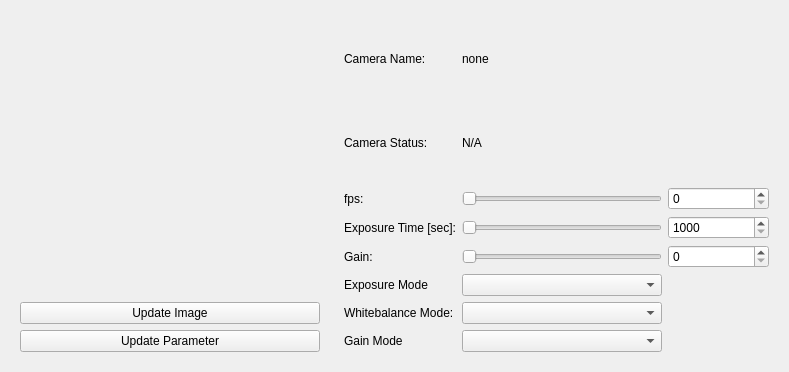
This is ruby/lib/vizkit/widgets/camera_control/camera_control.ui in rock-core/gui-vizkit as Qt 5 draws it before an edit. The edited form follows.
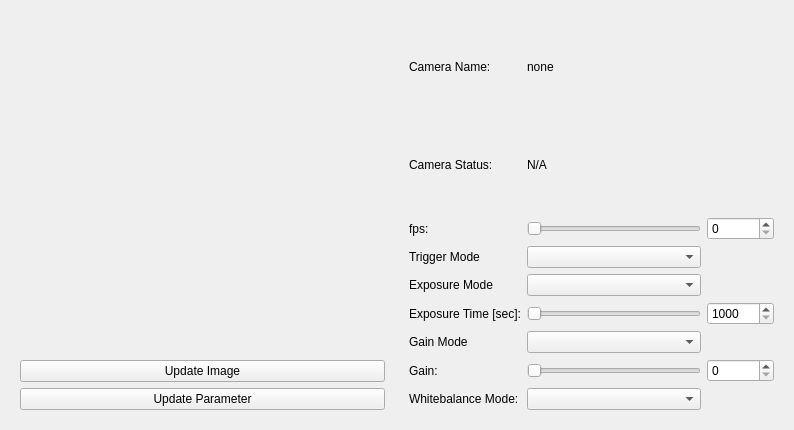
This is the edited form. Custom widgets are drawn as their Qt base class.

Commit message:
update camera_control
* add setting TriggerMode
* update layout
* workaround to set fps as long camera_base is configuring the camera
in startHook

Diff of the .ui file:
```diff
--- a/ruby/lib/vizkit/widgets/camera_control/camera_control.ui
+++ b/ruby/lib/vizkit/widgets/camera_control/camera_control.ui
@@ -6,8 +6,8 @@
    <rect>
     <x>0</x>
     <y>0</y>
-    <width>789</width>
-    <height>372</height>
+    <width>794</width>
+    <height>430</height>
    </rect>
   </property>
   <property name="windowTitle">
@@ -25,6 +25,12 @@
      <layout class="QVBoxLayout" name="verticalLayout">
       <item>
        <widget class="ImageView" name="image_view">
+        <property name="sizePolicy">
+         <sizepolicy hsizetype="Expanding" vsizetype="Expanding">
+          <horstretch>0</horstretch>
+          <verstretch>0</verstretch>
+         </sizepolicy>
+        </property>
         <property name="minimumSize">
          <size>
           <width>300</width>
@@ -64,7 +70,14 @@
      <layout class="QHBoxLayout" name="horizontalLayout">
       <item>
        <layout class="QGridLayout" name="gridLayout">
-        <item row="4" column="2">
+        <item row="3" column="0">
+         <widget class="QLabel" name="label_9">
+          <property name="text">
+           <string>Trigger Mode</string>
+          </property>
+         </widget>
+        </item>
+        <item row="7" column="2">
          <widget class="QSpinBox" name="spinbox_gain"/>
         </item>
         <item row="2" column="0">
@@ -90,14 +103,14 @@
         <item row="2" column="2">
          <widget class="QSpinBox" name="spinbox_fps"/>
         </item>
-        <item row="3" column="0">
+        <item row="5" column="0">
          <widget class="QLabel" name="label">
           <property name="text">
            <string>Exposure Time [sec]:</string>
           </property>
          </widget>
         </item>
-        <item row="3" column="1">
+        <item row="5" column="1">
          <widget class="QSlider" name="slider_exposure">
           <property name="maximumSize">
            <size>
@@ -116,14 +129,14 @@
           </property>
          </widget>
         </item>
-        <item row="4" column="0">
+        <item row="7" column="0">
          <widget class="QLabel" name="label_2">
           <property name="text">
            <string>Gain:</string>
           </property>
          </widget>
         </item>
-        <item row="4" column="1">
+        <item row="7" column="1">
          <widget class="QSlider" name="slider_gain">
           <property name="maximumSize">
            <size>
@@ -136,7 +149,7 @@
           </property>
          </widget>
         </item>
-        <item row="3" column="2">
+        <item row="5" column="2">
          <widget class="QSpinBox" name="spinbox_exposure">
           <property name="minimum">
            <number>1000</number>
@@ -146,36 +159,16 @@
           </property>
          </widget>
         </item>
-        <item row="6" column="0">
-         <widget class="QLabel" name="label_4">
-          <property name="text">
-           <string>Exposure Mode</string>
-          </property>
-         </widget>
-        </item>
-        <item row="7" column="0">
+        <item row="12" column="0">
          <widget class="QLabel" name="label_6">
           <property name="text">
            <string>Whitebalance Mode:</string>
           </property>
          </widget>
         </item>
-        <item row="6" column="1">
-         <widget class="QComboBox" name="combobox_exposure_mode"/>
-        </item>
-        <item row="7" column="1">
+        <item row="12" column="1">
          <widget class="QComboBox" name="combobox_whitebalance_mode"/>
         </item>
-        <item row="8" column="0">
-         <widget class="QLabel" name="label_5">
-          <property name="text">
-           <string>Gain Mode</string>
-          </property>
-         </widget>
-        </item>
-        <item row="8" column="1">
-         <widget class="QComboBox" name="combobox_gain_mode"/>
-        </item>
         <item row="0" column="0">
          <widget class="QLabel" name="label_8">
           <property name="text">
@@ -210,6 +203,29 @@
           </property>
          </widget>
         </item>
+        <item row="4" column="0">
+         <widget class="QLabel" name="label_4">
+          <property name="text">
+           <string>Exposure Mode</string>
+          </property>
+         </widget>
+        </item>
+        <item row="3" column="1">
+         <widget class="QComboBox" name="combobox_trigger_mode"/>
+        </item>
+        <item row="4" column="1">
+         <widget class="QComboBox" name="combobox_exposure_mode"/>
+        </item>
+        <item row="6" column="0">
+         <widget class="QLabel" name="label_5">
+          <property name="text">
+           <string>Gain Mode</string>
+          </property>
+         </widget>
+        </item>
+        <item row="6" column="1">
+         <widget class="QComboBox" name="combobox_gain_mode"/>
+        </item>
        </layout>
       </item>
      </layout>
```
Left out of the diff: 99 changed lines with no effect on the pictures. The commit also changes 1 other file.
